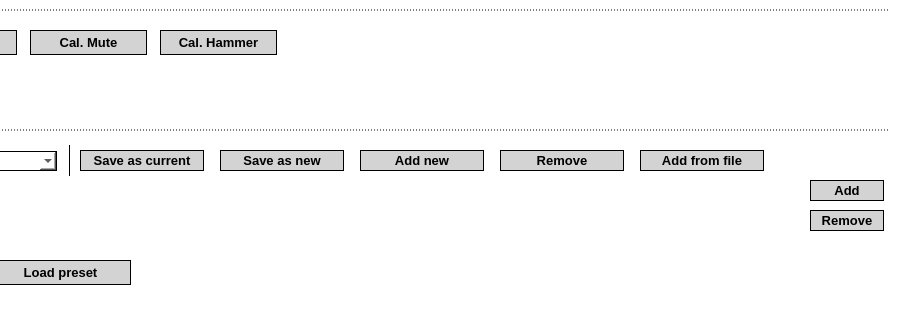
Qt form farconfig/form.ui (Knaster/EkdahlFarConfig) before a commit; both pictures show x 361 to 1280 and y 220 to 540 of the 1280 by 680 pixel window.
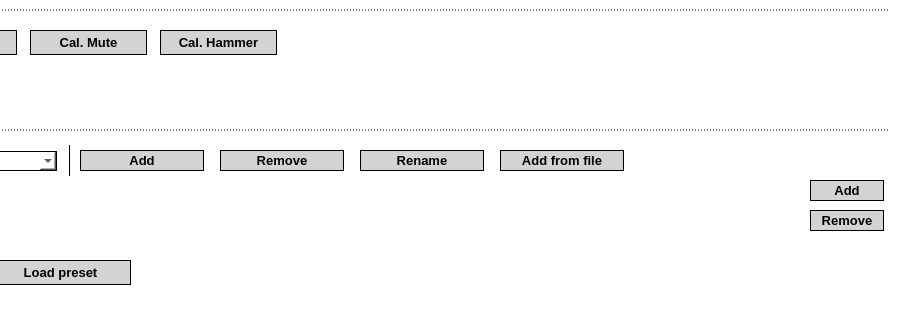
The same form after that commit. The open tabs and pages were chosen to show the change.

Patch:
```diff
--- a/farconfig/form.ui
+++ b/farconfig/form.ui
@@ -1348,45 +1348,19 @@
      <widget class="QPushButton" name="pushButtonAddHarmonicList">
       <property name="geometry">
        <rect>
-        <x>610</x>
+        <x>330</x>
         <y>50</y>
         <width>124</width>
         <height>21</height>
        </rect>
       </property>
       <property name="text">
-       <string>Add new</string>
+       <string>Add</string>
       </property>
      </widget>
      <widget class="QPushButton" name="pushButtonRemoveHarmonicList">
       <property name="geometry">
        <rect>
-        <x>750</x>
-        <y>50</y>
-        <width>124</width>
-        <height>21</height>
-       </rect>
-      </property>
-      <property name="text">
-       <string>Remove</string>
-      </property>
-     </widget>
-     <widget class="QPushButton" name="pushButtonSaveCurrentHarmonicList">
-      <property name="geometry">
-       <rect>
-        <x>330</x>
-        <y>50</y>
-        <width>124</width>
-        <height>21</height>
-       </rect>
-      </property>
-      <property name="text">
-       <string>Save as current</string>
-      </property>
-     </widget>
-     <widget class="QPushButton" name="pushButtonSaveNewHarmonicList">
-      <property name="geometry">
-       <rect>
         <x>470</x>
         <y>50</y>
         <width>124</width>
@@ -1394,13 +1368,26 @@
        </rect>
       </property>
       <property name="text">
-       <string>Save as new</string>
+       <string>Remove</string>
+      </property>
+     </widget>
+     <widget class="QPushButton" name="pushButtonRenameHarmonicList">
+      <property name="geometry">
+       <rect>
+        <x>610</x>
+        <y>50</y>
+        <width>124</width>
+        <height>21</height>
+       </rect>
+      </property>
+      <property name="text">
+       <string>Rename</string>
       </property>
      </widget>
      <widget class="QPushButton" name="pushButtonAddHarmonicListFile">
       <property name="geometry">
        <rect>
-        <x>890</x>
+        <x>750</x>
         <y>50</y>
         <width>124</width>
         <height>21</height>
```
Left out of the diff: 26 changed lines with no effect on the pictures.
